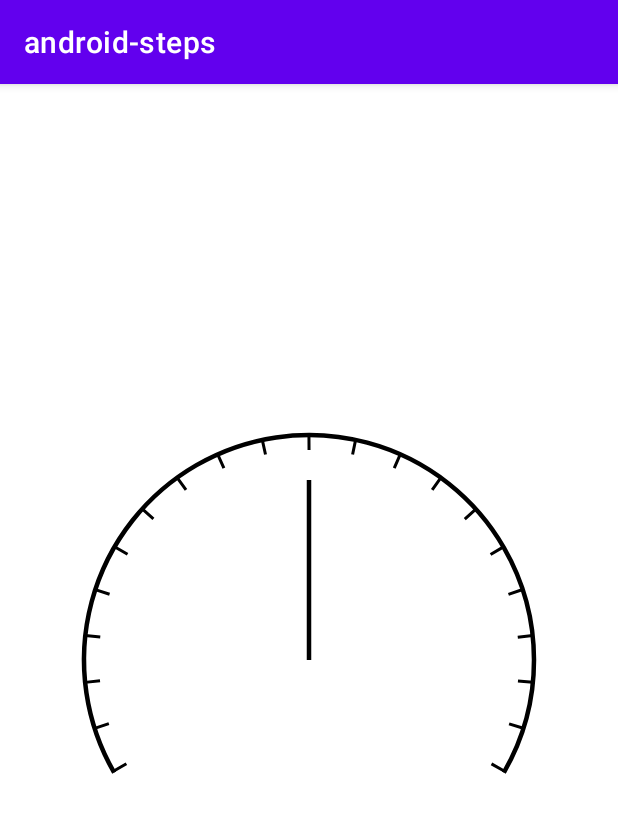
After one commit to elementlo/android-steps, an Android app: the CustomDrawingActivity screen opened directly, with no data from a screen before it, on a phone screen of 412 x 824 dp. The commit adds this screen. Shown: the top 813 px of the screen. Run offline under Robolectric (Android 15) with nearby library versions, the phone set to English and light mode, and no system bars.

Commit message:
feat: add a dashboard view.

```diff
--- a/app/build.gradle.kts
+++ b/app/build.gradle.kts
@@ -21,8 +21,7 @@ android {
         release {
             isMinifyEnabled = false
             proguardFiles(
-                getDefaultProguardFile("proguard-android-optimize.txt"),
-                "proguard-rules.pro"
+                getDefaultProguardFile("proguard-android-optimize.txt"), "proguard-rules.pro"
             )
         }
     }
@@ -37,6 +36,9 @@ android {
 
 dependencies {
     implementation(libs.retrofit)
+    implementation(libs.rxjava)
+    implementation(libs.okhttp)
+    implementation(libs.rxjava.adapter)
 
     implementation(libs.androidx.core.ktx)
     implementation(libs.androidx.appcompat)
--- a/app/src/main/AndroidManifest.xml
+++ b/app/src/main/AndroidManifest.xml
@@ -24,6 +24,7 @@
                 <category android:name="android.intent.category.LAUNCHER" />
             </intent-filter>
         </activity>
+        <activity android:name="com.elementlo.android_steps.CustomDrawingActivity" />
     </application>
 
 </manifest>
--- /dev/null
+++ b/app/src/main/java/com/elementlo/android_steps/CustomDrawingActivity.kt
@@ -0,0 +1,11 @@
+package com.elementlo.android_steps
+
+import android.os.Bundle
+import androidx.appcompat.app.AppCompatActivity
+
+class CustomDrawingActivity : AppCompatActivity() {
+    override fun onCreate(savedInstanceState: Bundle?) {
+        super.onCreate(savedInstanceState)
+        setContentView(R.layout.activity_custom_drawing)
+    }
+}
--- /dev/null
+++ b/app/src/main/java/com/elementlo/android_steps/CustomDrawingView.kt
@@ -0,0 +1,54 @@
+package com.elementlo.android_steps
+
+import android.content.Context
+import android.graphics.*
+import android.util.AttributeSet
+import android.view.View
+import com.elementlo.android_steps.utils.px
+import kotlin.math.cos
+import kotlin.math.sin
+
+private const val OPEN_ANGLE = 120f
+private const val MARK = 10
+private val RADIUS = 150f.px
+private val LENGTH = 120f.px
+private val DASH_WIDTH = 2f.px
+private val DASH_LENGTH = 10f.px
+class CustomDrawingView(context: Context?, attrs: AttributeSet?) :
+    View(context, attrs) {
+    private val paint = Paint(Paint.ANTI_ALIAS_FLAG)
+    private val path = Path()
+    private val dash = Path()
+    private lateinit var pathEffect: PathEffect
+
+    init {
+        paint.strokeWidth = 3f.px
+        paint.style = Paint.Style.STROKE
+        dash.addRect(0f, 0f, DASH_WIDTH, DASH_LENGTH, Path.Direction.CCW)
+    }
+
+    override fun onSizeChanged(w: Int, h: Int, oldw: Int, oldh: Int) {
+        path.reset()
+        path.addArc(width / 2f - RADIUS, height / 2f - RADIUS, width / 2f + RADIUS, height / 2f + RADIUS, 90 + OPEN_ANGLE / 2f, 360 - OPEN_ANGLE)
+        val pathMeasure = PathMeasure(path, false)
+        pathEffect = PathDashPathEffect(dash, (pathMeasure.length - DASH_WIDTH) / 20f, 0f, PathDashPathEffect.Style.ROTATE)
+    }
+
+    override fun onDraw(canvas: Canvas) {
+        // 画弧
+        canvas.drawPath(path, paint)
+
+        // 画刻度
+        paint.pathEffect = pathEffect
+        canvas.drawPath(path, paint)
+        paint.pathEffect = null
+
+        // 5
+        canvas.drawLine(width / 2f, height / 2f,
+            width / 2f + LENGTH * cos(markToRadians(MARK)).toFloat(),
+            height / 2f + LENGTH * sin(markToRadians(MARK)).toFloat(), paint)
+    }
+
+    private fun markToRadians(mark: Int) =
+        Math.toRadians((90 + OPEN_ANGLE / 2f + (360 - OPEN_ANGLE) / 20f * mark).toDouble())
+}
--- /dev/null
+++ b/app/src/main/java/com/elementlo/android_steps/utils/Extensions.kt
@@ -0,0 +1,11 @@
+package com.elementlo.android_steps.utils
+
+import android.content.res.Resources
+import android.util.TypedValue
+
+val Float.px
+    get() = TypedValue.applyDimension(
+        TypedValue.COMPLEX_UNIT_DIP,
+        this,
+        Resources.getSystem().displayMetrics
+    )
--- /dev/null
+++ b/app/src/main/res/layout/activity_custom_drawing.xml
@@ -0,0 +1,10 @@
+<?xml version="1.0" encoding="utf-8"?>
+<LinearLayout xmlns:android="http://schemas.android.com/apk/res/android"
+    android:layout_width="match_parent"
+    android:layout_height="match_parent"
+    android:orientation="vertical">
+
+    <com.elementlo.android_steps.CustomDrawingView
+        android:layout_width="match_parent"
+        android:layout_height="match_parent" />
+</LinearLayout>
--- a/gradle/libs.versions.toml
+++ b/gradle/libs.versions.toml
@@ -9,6 +9,9 @@ appcompat = "1.6.1"
 material = "1.10.0"
 activity = "1.10.1"
 retrofit = "2.11.0"
+rxjava = "3.1.10"
+okhttp = "4.12.0"
+rxjavaAdapter = "2.9.0"
 
 [libraries]
 androidx-core-ktx = { group = "androidx.core", name = "core-ktx", version.ref = "coreKtx" }
@@ -19,6 +22,9 @@ androidx-appcompat = { group = "androidx.appcompat", name = "appcompat", version
 material = { group = "com.google.android.material", name = "material", version.ref = "material" }
 androidx-activity = { group = "androidx.activity", name = "activity", version.ref = "activity" }
 retrofit = { group = "com.squareup.retrofit2", name = "retrofit", version.ref = "retrofit" }
+rxjava = { group = "io.reactivex.rxjava3", name = "rxjava", version.ref = "rxjava" }
+okhttp = { module = "com.squareup.okhttp3:okhttp", version.ref = "okhttp" }
+rxjava-adapter = { group = "com.squareup.retrofit2", name = "adapter-rxjava3", version.ref = "rxjavaAdapter" }
 
 [plugins]
 android-application = { id = "com.android.application", version.ref = "agp" }
```
Also changed, not shown: app/src/main/java/com/elementlo/android_steps/MainActivity.kt (+11 -2 lines).
